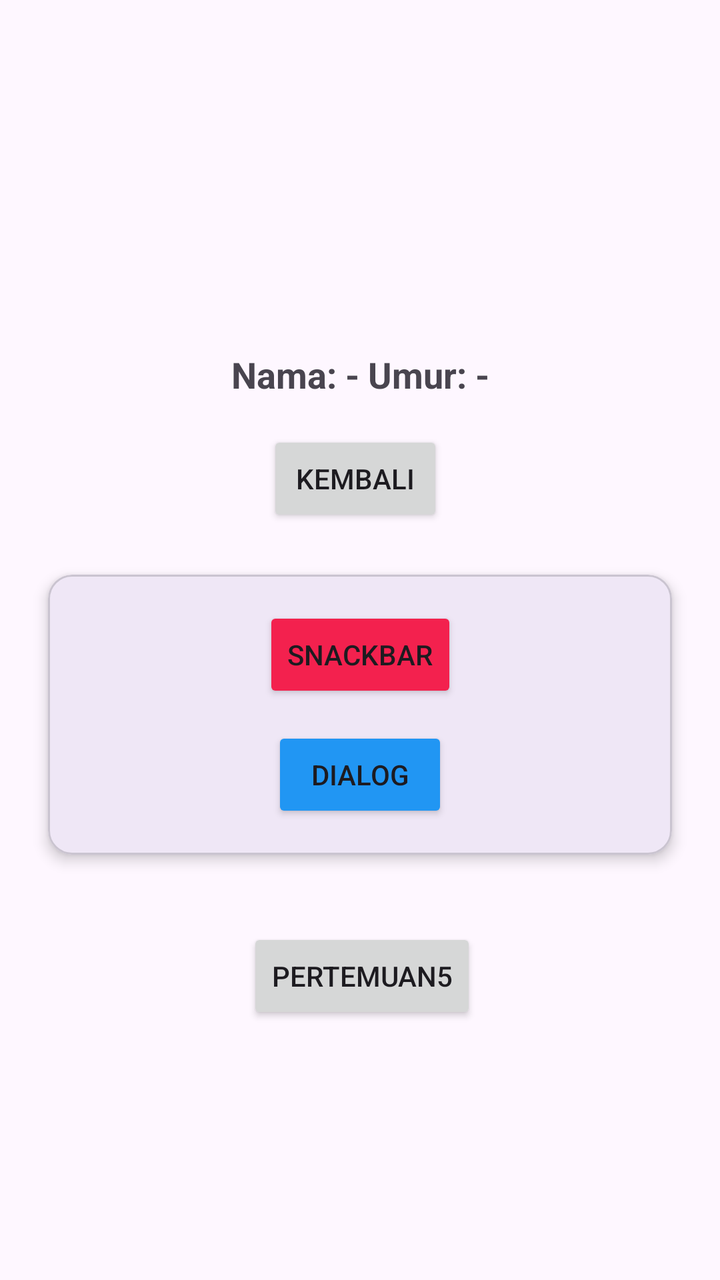
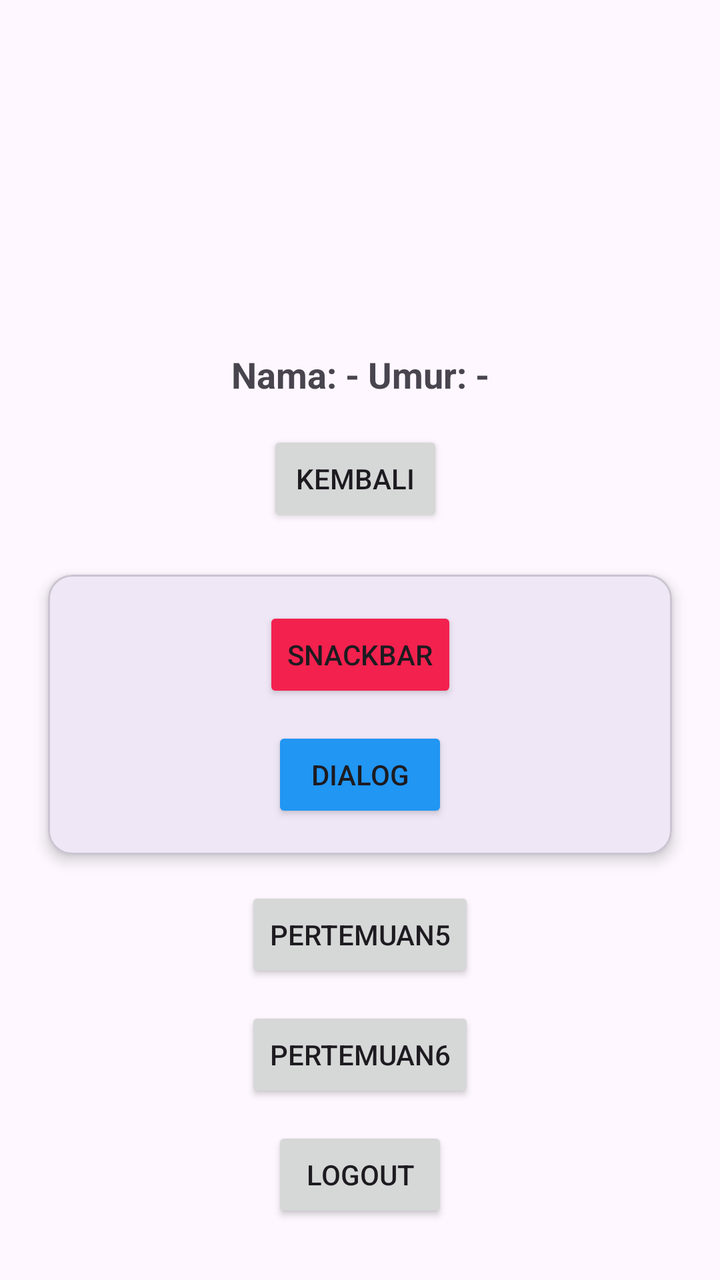

Compare the two renders of this Android layout. The source of the first and the diff that turns it into the second are given below.
<!-- AndroidManifest.xml: application theme Theme.Gayus_3TIC -->
<!-- res/layout/activity_main.xml -->
<?xml version="1.0" encoding="utf-8"?>
<androidx.constraintlayout.widget.ConstraintLayout xmlns:android="http://schemas.android.com/apk/res/android"
    xmlns:app="http://schemas.android.com/apk/res-auto"
    xmlns:tools="http://schemas.android.com/tools"
    android:id="@+id/main"
    android:layout_width="match_parent"
    android:layout_height="match_parent"
    tools:context=".MainActivity">

    <TextView
        android:id="@+id/textView"
        android:layout_width="wrap_content"
        android:layout_height="wrap_content"
        android:text=" "
        app:layout_constraintBottom_toBottomOf="parent"
        app:layout_constraintEnd_toEndOf="parent"
        app:layout_constraintHorizontal_bias="0.529"
        app:layout_constraintStart_toStartOf="parent"
        app:layout_constraintTop_toTopOf="parent"
        app:layout_constraintVertical_bias="0.2" />

    <TextView
        android:id="@+id/tvHasil"
        android:layout_width="wrap_content"
        android:layout_height="wrap_content"
        android:layout_marginBottom="16dp"
        android:text="Nama: - Umur: -"
        android:textSize="18sp"
        android:textStyle="bold"
        app:layout_constraintBottom_toTopOf="@id/btnKembali"
        app:layout_constraintEnd_toEndOf="parent"
        app:layout_constraintStart_toStartOf="parent" />

    <Button
        android:id="@+id/btnKembali"
        android:layout_width="wrap_content"
        android:layout_height="wrap_content"
        android:layout_marginTop="72dp"
        android:text="kembali"
        app:layout_constraintEnd_toEndOf="parent"
        app:layout_constraintHorizontal_bias="0.492"
        app:layout_constraintStart_toStartOf="parent"
        app:layout_constraintTop_toBottomOf="@+id/textView" />

    <com.google.android.material.card.MaterialCardView
        android:id="@+id/cardView"
        android:layout_width="match_parent"
        android:layout_height="wrap_content"
        android:layout_marginStart="24dp"
        android:layout_marginTop="24dp"
        android:layout_marginEnd="24dp"
        app:cardCornerRadius="12dp"
        app:cardElevation="4dp"
        app:layout_constraintEnd_toEndOf="parent"
        app:layout_constraintStart_toStartOf="parent"
        app:layout_constraintTop_toBottomOf="@+id/btnKembali">

        <androidx.constraintlayout.widget.ConstraintLayout
            android:layout_width="match_parent"
            android:layout_height="wrap_content"
            android:padding="16dp">


            <Button
                android:id="@+id/btnSnackBar"
                android:layout_width="wrap_content"
                android:layout_height="wrap_content"
                android:text="Snackbar"
                android:backgroundTint="#F3214E"
                app:layout_constraintEnd_toEndOf="parent"
                app:layout_constraintStart_toStartOf="parent"
                app:layout_constraintTop_toTopOf="parent" />

            <Button
                android:id="@+id/btnDialog"
                android:layout_width="wrap_content"
                android:layout_height="wrap_content"
                android:layout_marginTop="12dp"
                android:text="Dialog"
                android:backgroundTint="#2196F3"
                app:layout_constraintBottom_toBottomOf="parent"
                app:layout_constraintEnd_toEndOf="parent"
                app:layout_constraintStart_toStartOf="parent"
                app:layout_constraintTop_toBottomOf="@+id/btnSnackBar" />

        </androidx.constraintlayout.widget.ConstraintLayout>

    </com.google.android.material.card.MaterialCardView>

    <Button
        android:id="@+id/btntoLima"
        android:layout_width="wrap_content"
        android:layout_height="wrap_content"
        android:text="pertemuan5"
        app:layout_constraintBottom_toBottomOf="parent"
        app:layout_constraintEnd_toEndOf="parent"
        app:layout_constraintHorizontal_bias="0.504"
        app:layout_constraintStart_toStartOf="parent"
        app:layout_constraintTop_toBottomOf="@+id/cardView"
        app:layout_constraintVertical_bias="0.223" />

</androidx.constraintlayout.widget.ConstraintLayout>
<!-- resources referenced by this layout -->
<resources>
  <style name="Theme.Gayus_3TIC" parent="Base.Theme.Gayus_3TIC" />
  <style name="Base.Theme.Gayus_3TIC" parent="Theme.Material3.DayNight.NoActionBar">
          
          
      </style>
</resources>

<!-- the commit's change to res/layout/activity_main.xml (unified diff, before → after) -->
@@ -91,12 +91,30 @@
         android:id="@+id/btntoLima"
         android:layout_width="wrap_content"
         android:layout_height="wrap_content"
+        android:layout_marginTop="16dp"
         android:text="pertemuan5"
-        app:layout_constraintBottom_toBottomOf="parent"
         app:layout_constraintEnd_toEndOf="parent"
-        app:layout_constraintHorizontal_bias="0.504"
         app:layout_constraintStart_toStartOf="parent"
-        app:layout_constraintTop_toBottomOf="@+id/cardView"
-        app:layout_constraintVertical_bias="0.223" />
+        app:layout_constraintTop_toBottomOf="@+id/cardView" />
+
+    <Button
+        android:id="@+id/btntoEnam"
+        android:layout_width="wrap_content"
+        android:layout_height="wrap_content"
+        android:layout_marginTop="12dp"
+        android:text="pertemuan6"
+        app:layout_constraintEnd_toEndOf="parent"
+        app:layout_constraintStart_toStartOf="parent"
+        app:layout_constraintTop_toBottomOf="@+id/btntoLima" />
+
+    <Button
+        android:id="@+id/btnLogout"
+        android:layout_width="wrap_content"
+        android:layout_height="wrap_content"
+        android:layout_marginTop="12dp"
+        android:text="Logout"
+        app:layout_constraintEnd_toEndOf="parent"
+        app:layout_constraintStart_toStartOf="parent"
+        app:layout_constraintTop_toBottomOf="@+id/btntoEnam" />
 
 </androidx.constraintlayout.widget.ConstraintLayout>
